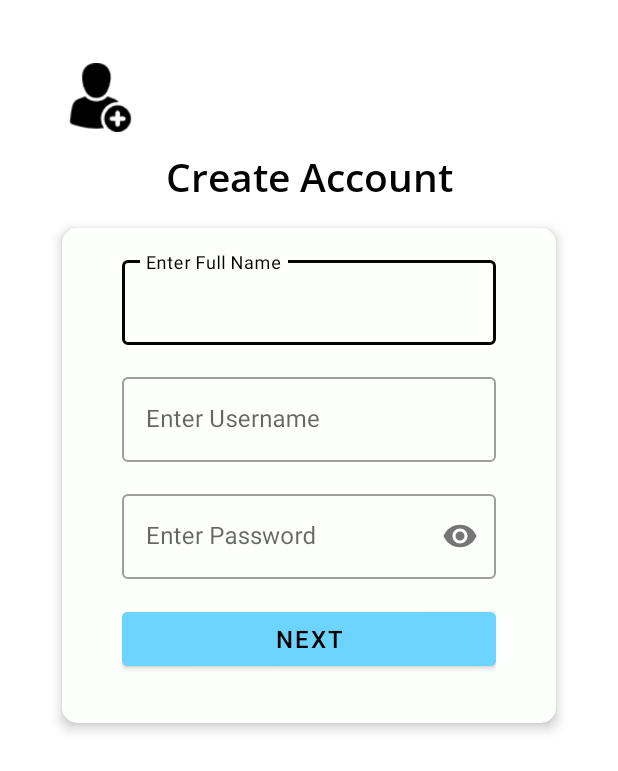
After one commit to dellosaneil/Phone-Locator, an Android app: the SignUpActivityOne screen opened directly, with no data from a screen before it, on a phone screen of 412 x 824 dp. The commit adds this screen. Shown: the top 771 px of the screen. Run offline under Robolectric (Android 15) with nearby library versions, the phone set to English and light mode, and no system bars; our stand-ins replace Firebase (no records; nobody signed in at launch, a user with empty details on screens opened directly).

Commit message:
added sign up screen, with checks

```diff
--- /dev/null
+++ b/app/src/main/java/com/lazybattley/phonetracker/LogInSignUp/SignUp/SignUpActivityOne.java
@@ -0,0 +1,132 @@
+package com.lazybattley.phonetracker.LogInSignUp.SignUp;
+
+import androidx.annotation.NonNull;
+import androidx.appcompat.app.AppCompatActivity;
+
+import android.os.Bundle;
+import android.util.Log;
+import android.view.View;
+import android.widget.ProgressBar;
+import android.widget.TextView;
+import android.widget.Toast;
+
+import com.google.android.material.button.MaterialButton;
+import com.google.android.material.textfield.TextInputLayout;
+import com.google.firebase.database.DataSnapshot;
+import com.google.firebase.database.DatabaseError;
+import com.google.firebase.database.DatabaseReference;
+import com.google.firebase.database.FirebaseDatabase;
+import com.google.firebase.database.Query;
+import com.google.firebase.database.ValueEventListener;
+import com.lazybattley.phonetracker.R;
+
+import java.util.regex.Matcher;
+import java.util.regex.Pattern;
+
+public class SignUpActivityOne extends AppCompatActivity {
+
+    private static final String TAG = "SignUpActivityOne";
+
+    public static final String USERS_REFERENCE = "users";
+    public static final String CHILD_USERNAME = "username";
+
+    private ProgressBar signUp_progressBar;
+    private TextView signUp_message;
+    private TextInputLayout signUp_fullName, signUp_username, signUp_password;
+    private MaterialButton signUp_verifyAccount;
+    private FirebaseDatabase rootNode;
+    private DatabaseReference reference;
+
+    @Override
+    protected void onCreate(Bundle savedInstanceState) {
+        super.onCreate(savedInstanceState);
+        setContentView(R.layout.activity_sign_up_one);
+        rootNode = FirebaseDatabase.getInstance();
+        reference = rootNode.getReference(USERS_REFERENCE);
+        signUp_progressBar = findViewById(R.id.signUp_progressBar);
+        signUp_message = findViewById(R.id.signUp_message);
+        signUp_fullName = findViewById(R.id.signUp_fullName);
+        signUp_username = findViewById(R.id.signUp_username);
+        signUp_password = findViewById(R.id.signUp_password);
+        signUp_verifyAccount = findViewById(R.id.signUp_next);
+    }
+
+    public void signUp_redirect(View view) {
+        if (!validateFullName() | !validatePassword() | !validateUsername()) {
+
+        }else{
+            Toast.makeText(this, "CHECK", Toast.LENGTH_SHORT).show();
+        }
+
+    }
+
+    private boolean validateFullName() {
+        String userInput = signUp_fullName.getEditText().getText().toString().trim();
+        if (userInput.length() == 0) {
+            signUp_fullName.setError(getResources().getText(R.string.missing_field));
+            return false;
+        } else if (userInput.length() < 4) {
+            signUp_fullName.setError(getResources().getText(R.string.minimum_length_full_name));
+            return false;
+        } else {
+            signUp_fullName.setErrorEnabled(false);
+            signUp_fullName.setError(null);
+            return true;
+        }
+    }
+
+    private boolean validateUsername() {
+        String userInput = signUp_username.getEditText().getText().toString().trim();
+        if (userInput.length() == 0) {
+            signUp_username.setError(getResources().getText(R.string.missing_field));
+            return false;
+        } else if (userInput.length() < 4) {
+            signUp_username.setError(getResources().getText(R.string.username_length));
+            return false;
+        } else if(isAvailable(userInput)){
+            signUp_username.setError(getResources().getText(R.string.username_taken));
+            return false;
+        }
+        else {
+            signUp_username.setErrorEnabled(false);
+            signUp_username.setError(null);
+            return true;
+        }
+    }
+
+    private boolean validatePassword() {
+        String userInput = signUp_password.getEditText().getText().toString().trim();
+        if (userInput.length() == 0) {
+            signUp_password.setError(getResources().getText(R.string.missing_field));
+            return false;
+        } else if (userInput.length() < 6) {
+            signUp_password.setError(getResources().getText(R.string.password_length));
+            return false;
+        } else {
+            signUp_password.setErrorEnabled(false);
+            signUp_password.setError(null);
+            return true;
+        }
+    }
+
+    private boolean isAvailable(String username){
+        final boolean[] available = new boolean[1];
+        Query query = reference.orderByChild(CHILD_USERNAME).equalTo(username);
+        query.addListenerForSingleValueEvent(new ValueEventListener() {
+            @Override
+            public void onDataChange(@NonNull DataSnapshot snapshot) {
+                available[0] = !snapshot.exists();
+            }
+
+            @Override
+            public void onCancelled(@NonNull DatabaseError error) {
+
+            }
+        });
+        return available[0];
+    }
+
+
+
+
+}
--- /dev/null
+++ b/app/src/main/res/layout/activity_sign_up_one.xml
@@ -0,0 +1,161 @@
+<?xml version="1.0" encoding="utf-8"?>
+<ScrollView xmlns:android="http://schemas.android.com/apk/res/android"
+    xmlns:app="http://schemas.android.com/apk/res-auto"
+    xmlns:tools="http://schemas.android.com/tools"
+    android:layout_width="match_parent"
+    android:layout_height="match_parent"
+    android:padding="10dp"
+    tools:context=".LogInSignUp.SignUp.SignUpActivityOne">
+
+    <androidx.constraintlayout.widget.ConstraintLayout
+        android:layout_width="match_parent"
+        android:layout_height="wrap_content">
+
+        <ProgressBar
+            android:id="@+id/signUp_progressBar"
+            style="?android:attr/progressBarStyle"
+            android:layout_width="wrap_content"
+            android:layout_height="wrap_content"
+            android:visibility="invisible"
+            app:layout_constraintBottom_toBottomOf="parent"
+            app:layout_constraintEnd_toEndOf="parent"
+            app:layout_constraintStart_toStartOf="parent"
+            app:layout_constraintTop_toTopOf="parent" />
+
+        <androidx.constraintlayout.widget.Guideline
+            android:id="@+id/guideline7"
+            android:layout_width="wrap_content"
+            android:layout_height="wrap_content"
+            android:orientation="vertical"
+            app:layout_constraintGuide_percent="0.92" />
+
+        <androidx.constraintlayout.widget.Guideline
+            android:id="@+id/guideline6"
+            android:layout_width="wrap_content"
+            android:layout_height="wrap_content"
+            android:orientation="vertical"
+            app:layout_constraintGuide_percent="0.08" />
+
+        <ImageView
+            android:id="@+id/imageView"
+            android:layout_width="50dp"
+            android:layout_height="46dp"
+            android:layout_marginStart="32dp"
+            android:layout_marginTop="32dp"
+            android:src="@drawable/new_user"
+            android:transitionName="log_in_transition_logo"
+            app:layout_constraintStart_toStartOf="parent"
+            app:layout_constraintTop_toTopOf="parent" />
+
+        <TextView
+            android:id="@+id/signUp_message"
+            android:layout_width="wrap_content"
+            android:layout_height="wrap_content"
+            android:layout_marginTop="12dp"
+            android:fontFamily="@font/open_sans_semibold"
+            android:text="@string/create_account"
+            android:textColor="@color/darkBlack"
+            android:textSize="26sp"
+            android:transitionName="log_in_transition_text_view"
+            app:layout_constraintEnd_toEndOf="parent"
+            app:layout_constraintStart_toStartOf="parent"
+            app:layout_constraintTop_toBottomOf="@+id/imageView" />
+
+        <androidx.cardview.widget.CardView
+            android:id="@+id/cardViewSignUp"
+            android:layout_width="0dp"
+            android:layout_height="wrap_content"
+            android:layout_marginTop="16dp"
+            android:layout_marginBottom="16dp"
+            app:cardBackgroundColor="@color/snow"
+            app:cardCornerRadius="10dp"
+            app:cardElevation="5dp"
+            app:contentPaddingBottom="32dp"
+            app:layout_constraintBottom_toBottomOf="parent"
+            app:layout_constraintEnd_toStartOf="@+id/guideline7"
+            app:layout_constraintStart_toStartOf="@+id/guideline6"
+            app:layout_constraintTop_toBottomOf="@+id/signUp_message">
+
+            <LinearLayout
+                android:layout_width="match_parent"
+                android:layout_height="wrap_content"
+                android:orientation="vertical"
+                android:paddingStart="40dp"
+                android:paddingEnd="40dp">
+
+                <com.google.android.material.textfield.TextInputLayout
+                    android:id="@+id/signUp_fullName"
+                    style="@style/Widget.MaterialComponents.TextInputLayout.OutlinedBox"
+                    android:layout_width="match_parent"
+                    android:layout_height="wrap_content"
+                    android:layout_marginTop="16dp"
+                    android:hint="@string/full_name"
+                    android:transitionName="log_in_transition_text_view"
+                    app:counterMaxLength="40"
+                    app:endIconMode="clear_text">
+
+                    <com.google.android.material.textfield.TextInputEditText
+                        android:layout_width="match_parent"
+                        android:layout_height="wrap_content"
+                        android:inputType="text"
+                        android:maxLength="40" />
+
+                </com.google.android.material.textfield.TextInputLayout>
+
+                <com.google.android.material.textfield.TextInputLayout
+                    android:id="@+id/signUp_username"
+                    style="@style/Widget.MaterialComponents.TextInputLayout.OutlinedBox"
+                    android:layout_width="match_parent"
+                    android:layout_height="wrap_content"
+                    android:layout_marginTop="16dp"
+                    android:hint="@string/enter_username"
+                    android:transitionName="log_in_transition_text_view"
+                    app:counterMaxLength="15"
+                    app:endIconMode="clear_text">
+
+                    <com.google.android.material.textfield.TextInputEditText
+                        android:layout_width="match_parent"
+                        android:layout_height="wrap_content"
+                        android:inputType="text"
+                        android:maxLength="15" />
+
+                </com.google.android.material.textfield.TextInputLayout>
+
+                <com.google.android.material.textfield.TextInputLayout
+                    android:id="@+id/signUp_password"
+                    style="@style/Widget.MaterialComponents.TextInputLayout.OutlinedBox"
+                    android:layout_width="match_parent"
+                    android:layout_height="wrap_content"
+                    android:layout_marginTop="16dp"
+                    android:hint="@string/enter_password"
+                    android:transitionName="log_in_transition_text_view"
+                    app:passwordToggleEnabled="true">
+
+                    <com.google.android.material.textfield.TextInputEditText
+                        android:layout_width="match_parent"
+                        android:layout_height="wrap_content"
+                        android:inputType="textPassword" />
+
+                </com.google.android.material.textfield.TextInputLayout>
+
+
+                <com.google.android.material.button.MaterialButton
+                    android:id="@+id/signUp_next"
+                    android:layout_width="match_parent"
+                    android:layout_height="wrap_content"
+                    android:layout_marginTop="16dp"
+                    android:backgroundTint="@color/buttonColor"
+                    android:onClick="signUp_redirect"
+                    android:text="@string/next"
+                    android:textColor="@color/darkBlack"
+                    android:textSize="16sp"
+                    android:transitionName="log_in_transition_button" />
+
+            </LinearLayout>
+
+
+        </androidx.cardview.widget.CardView>
+
+
+    </androidx.constraintlayout.widget.ConstraintLayout>
+</ScrollView>
--- a/app/src/main/res/values/strings.xml
+++ b/app/src/main/res/values/strings.xml
@@ -11,5 +11,26 @@
     <string name="log_in_sign_up">Log In/Sign Up</string>
     <string name="find_phone">Find Lost Phone</string>
 
+    <!--    Log In Activity-->
+    <string name="sign_up"><u>Sign Up</u></string>
+
+<!--    Sign Up Activity-->
+    <string name="full_name">Enter Full Name</string>
+    <string name="enter_email">Enter Email</string>
+    <string name="create_account">Create Account</string>
+    <string name="next">Next</string>
+
+
+<!--    Error Messages-->
+    <string name="missing_field">Required Field</string>
+    <string name="invalid_email">Invalid Email</string>
+
+    <string name="invalid_name">Invalid Name</string>
+    <string name="minimum_length_full_name">Enter Full Name</string>
+    <string name="password_length">Password Too Short</string>
+    <string name="username_length">Username Too Short</string>
+    <string name="username_taken">Username is already used.</string>
+
+
 
 </resources>
--- a/app/src/main/res/values/styles.xml
+++ b/app/src/main/res/values/styles.xml
@@ -5,8 +5,11 @@
         <item name="colorPrimary">@color/darkBlack</item>
         <item name="colorPrimaryDark">@color/colorPrimaryDark</item>
         <item name="colorAccent">@color/colorAccent</item>
+        <item name="android:windowContentTransitions">true</item>
     </style>
 
 
 
+
+
 </resources>
--- a/build.gradle
+++ b/build.gradle
@@ -6,6 +6,7 @@ buildscript {
     }
     dependencies {
         classpath "com.android.tools.build:gradle:4.0.1"
+        classpath 'com.google.gms:google-services:4.3.3'
 
         // NOTE: Do not place your application dependencies here; they belong
         // in the individual module build.gradle files
```
Also changed, not shown: app/build.gradle (+5 -3 lines), app/src/main/AndroidManifest.xml (+7 -2 lines), app/src/main/java/com/lazybattley/phonetracker/LogInSignUp/LogInActivity.java (+29 -0 lines), app/src/main/java/com/lazybattley/phonetracker/OptionsScreen.java (+53 -0 lines), app/src/main/res/layout/activity_log_in.xml (+19 -1 lines), app/src/main/res/layout/activity_options_screen.xml (+33 -30 lines), app/src/main/res/drawable/new_user.png (added), 1 other file.
